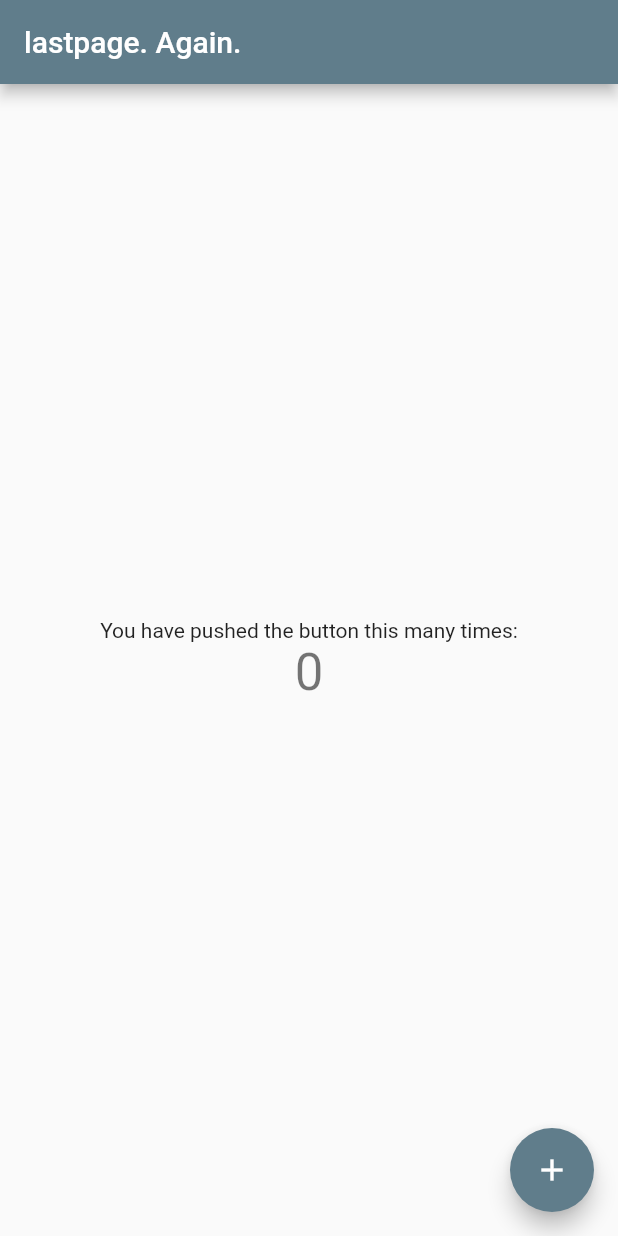
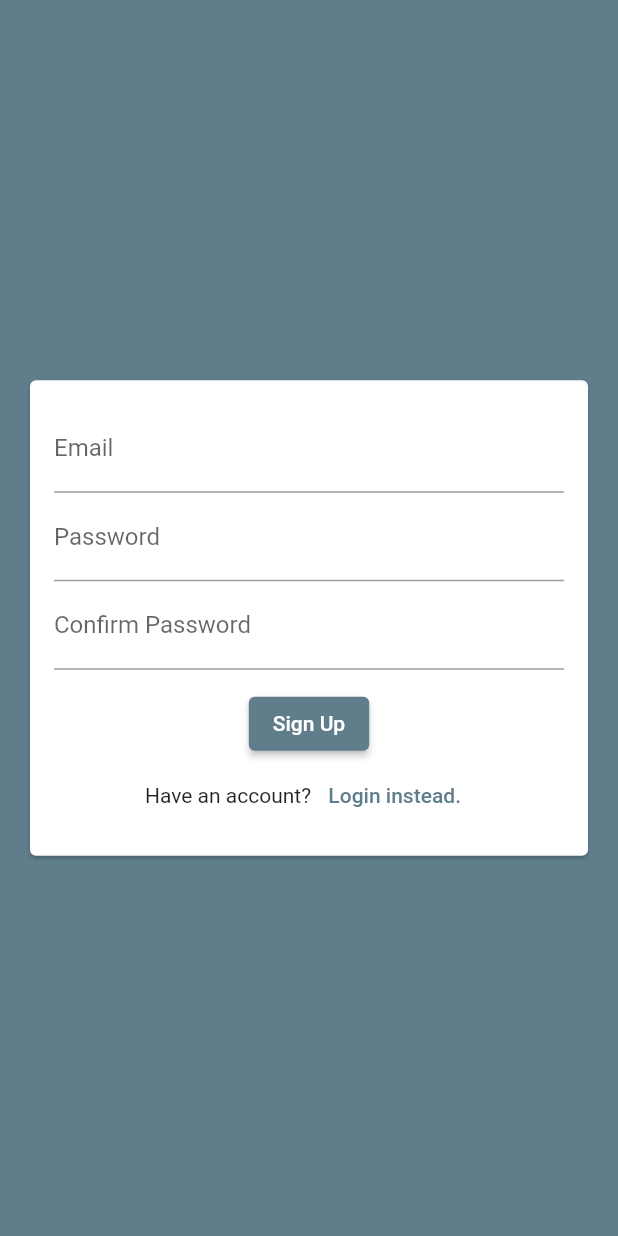
Before and after one commit to silverback-robot/lastpage-android, a Flutter app: the screen it shows after launch, on a phone screen of 412 x 824 dp. Run offline on Flutter 3.47's test engine with Material 2 defaults, Android fonts, the light colour scheme and no system bars; our stand-ins replace firebase_auth, firebase_core; accounts and stored records are empty.

Commit message:
Created email/password based login and sign up

```diff
--- a/lib/main.dart
+++ b/lib/main.dart
@@ -1,6 +1,8 @@
 import 'package:flutter/material.dart';
 import 'package:firebase_core/firebase_core.dart';
 import 'firebase_options.dart';
+
+import './screens/auth.dart';
 
 void main() async {
   WidgetsFlutterBinding.ensureInitialized();
@@ -16,58 +18,12 @@ class MyApp extends StatelessWidget {
   @override
   Widget build(BuildContext context) {
     return MaterialApp(
-      title: 'Flutter Demo',
+      title: 'LastPage',
       theme: ThemeData(
+        // TODO: Setup a theme based on lastpage color palette
         primarySwatch: Colors.blueGrey,
       ),
-      home: const MyHomePage(title: 'lastpage. Again.'),
+      home: const AuthScreen(),
     );
   }
 }
-
-class MyHomePage extends StatefulWidget {
-  const MyHomePage({Key? key, required this.title}) : super(key: key);
-
-  final String title;
-
-  @override
-  State<MyHomePage> createState() => _MyHomePageState();
-}
-
-class _MyHomePageState extends State<MyHomePage> {
-  int _counter = 0;
-
-  void _incrementCounter() {
-    setState(() {
-      _counter++;
-    });
-  }
-
-  @override
-  Widget build(BuildContext context) {
-    return Scaffold(
-      appBar: AppBar(
-        title: Text(widget.title),
-      ),
-      body: Center(
-        child: Column(
-          mainAxisAlignment: MainAxisAlignment.center,
-          children: <Widget>[
-            const Text(
-              'You have pushed the button this many times:',
-            ),
-            Text(
-              '$_counter',
-              style: Theme.of(context).textTheme.headline4,
-            ),
-          ],
-        ),
-      ),
-      floatingActionButton: FloatingActionButton(
-        onPressed: _incrementCounter,
-        tooltip: 'Increment',
-        child: const Icon(Icons.add),
-      ),
-    );
-  }
-}
--- /dev/null
+++ b/lib/screens/auth.dart
@@ -0,0 +1,86 @@
+import 'package:flutter/material.dart';
+import 'package:firebase_auth/firebase_auth.dart';
+import 'package:flutter/services.dart';
+
+import '../widgets/auth/auth_form.dart';
+
+FirebaseAuth _auth = FirebaseAuth.instance;
+
+class AuthScreen extends StatefulWidget {
+  const AuthScreen({Key? key}) : super(key: key);
+
+  @override
+  _AuthScreenState createState() => _AuthScreenState();
+}
+
+class _AuthScreenState extends State<AuthScreen> {
+  bool _loading = false;
+
+  void _submitAuth(
+    String email,
+    String password,
+    bool signUp,
+    BuildContext ctx,
+  ) async {
+    setState(() {
+      _loading = true;
+    });
+    try {
+      if (signUp) {
+        var _authResult = await _auth.createUserWithEmailAndPassword(
+          email: email,
+          password: password,
+        );
+      } else {
+        var _authResult = await _auth.signInWithEmailAndPassword(
+          email: email,
+          password: password,
+        );
+      }
+    } on PlatformException catch (err) {
+      var errMsg =
+          "Something went wrong. Please check your internet connection.";
+      if (err.message != null) {
+        errMsg = err.message as String;
+      }
+      ScaffoldMessenger.of(ctx).showSnackBar(
+        SnackBar(
+          content: Text(
+            errMsg,
+          ),
+          backgroundColor: Colors.red,
+        ),
+      );
+      setState(() {
+        _loading = false;
+      });
+    } on FirebaseAuthException catch (err) {
+      var errMsg = "Something went wrong. Please check your credentials.";
+      if (err.message != null) {
+        errMsg = err.message as String;
+      }
+      ScaffoldMessenger.of(ctx).showSnackBar(
+        SnackBar(
+          content: Text(
+            errMsg,
+          ),
+          backgroundColor: Colors.red,
+        ),
+      );
+      setState(() {
+        _loading = false;
+      });
+    }
+  }
+
+  @override
+  Widget build(BuildContext context) {
+    return Scaffold(
+      backgroundColor: Theme.of(context).primaryColor,
+      body: AuthForm(
+        submitFn: _submitAuth,
+        loading: _loading,
+      ),
+    );
+  }
+}
--- /dev/null
+++ b/lib/widgets/auth/auth_form.dart
@@ -0,0 +1,151 @@
+import 'package:flutter/material.dart';
+
+class AuthForm extends StatefulWidget {
+  const AuthForm({required this.submitFn, required this.loading, Key? key})
+      : super(key: key);
+
+  final bool loading;
+
+  final void Function(
+    String email,
+    String password,
+    bool signUpMode,
+    BuildContext context,
+  ) submitFn;
+
+  @override
+  _AuthFormState createState() => _AuthFormState();
+}
+
+class _AuthFormState extends State<AuthForm> {
+  final _formKey = GlobalKey<FormState>();
+
+  bool _signUp = true;
+
+  late String _userEmail;
+  late String _userPassword;
+
+  String? _tmpPassword;
+
+  void _submitForm() {
+    final validForm = _formKey.currentState!.validate();
+    FocusScope.of(context).unfocus();
+
+    if (validForm) {
+      _formKey.currentState!.save();
+      widget.submitFn(
+        _userEmail.trim(),
+        _userPassword.trim(),
+        _signUp,
+        context,
+      );
+    }
+  }
+
+  @override
+  Widget build(BuildContext context) {
+    return Center(
+      child: Card(
+        margin: const EdgeInsets.all(20.0),
+        child: SingleChildScrollView(
+          child: Padding(
+            padding: const EdgeInsets.all(16.0),
+            child: Form(
+              key: _formKey,
+              child: Column(
+                mainAxisSize: MainAxisSize.min,
+                children: [
+                  TextFormField(
+                    key: const ValueKey("email"),
+                    decoration: const InputDecoration(
+                      labelText: "Email",
+                    ),
+                    keyboardType: TextInputType.emailAddress,
+                    validator: (value) {
+                      if (value == null || !value.contains('@')) {
+                        return "Please enter a valid email address";
+                      }
+                      return null;
+                    },
+                    onSaved: (value) {
+                      _userEmail = value!;
+                    },
+                  ),
+                  TextFormField(
+                    key: const ValueKey("password"),
+                    decoration: const InputDecoration(labelText: "Password"),
+                    keyboardType: TextInputType.visiblePassword,
+                    obscureText: true,
+                    onChanged: (value) {
+                      _tmpPassword = value;
+                    },
+                    validator: (value) {
+                      if (value == null || value.length < 7) {
+                        return "Password must be minimum 7 characters long";
+                      }
+                      return null;
+                    },
+                  ),
+                  if (_signUp)
+                    TextFormField(
+                      key: const ValueKey("confirm_password"),
+                      decoration:
+                          const InputDecoration(labelText: "Confirm Password"),
+                      keyboardType: TextInputType.visiblePassword,
+                      obscureText: true,
+                      validator: (value) {
+                        if (value == null || value != _tmpPassword) {
+                          return "Passwords do not match";
+                        }
+                        return null;
+                      },
+                      onSaved: (value) {
+                        _userPassword = value!;
+                      },
+                    ),
+                  const SizedBox(
+                    height: 12,
+                  ),
+                  ElevatedButton(
+                    onPressed: widget.loading ? null : _submitForm,
+                    child: widget.loading
+                        ? const SizedBox(
+                            width: 25,
+                            height: 25,
+                            child: CircularProgressIndicator(),
+                          )
+                        : Text(_signUp ? "Sign Up" : "Login"),
+                  ),
+                  widget.loading
+                      ? const SizedBox(
+                          width: 10,
+                        )
+                      : Row(
+                          mainAxisAlignment: MainAxisAlignment.center,
+                          children: [
+                            Text(_signUp
+                                ? "Have an account?"
+                                : "Don't have an account?"),
+                            TextButton(
+                              onPressed: () {
+                                setState(
+                                  () {
+                                    _signUp = !_signUp;
+                                  },
+                                );
+                              },
+                              child: Text(
+                                _signUp ? " Login instead." : "Sign up.",
+                              ),
+                            ),
+                          ],
+                        )
+                ],
+              ),
+            ),
+          ),
+        ),
+      ),
+    );
+  }
+}
--- a/pubspec.yaml
+++ b/pubspec.yaml
@@ -22,6 +22,9 @@ dependencies:
 
   cupertino_icons: ^1.0.2
   firebase_core: ^1.11.0
+  cloud_firestore: ^3.1.6
+  firebase_auth: ^3.3.5
+  firebase_storage: ^10.2.5
 
 dev_dependencies:
   flutter_test:
```
Also changed, not shown: lib/screens/create_profile.dart (added, +14 -0 lines), lib/screens/add_note.dart (added), lib/screens/dashboard.dart (added), pubspec.lock, 1 other file.
